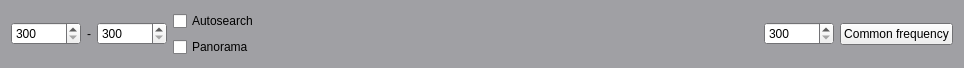
First picture: the form in src/ARM_R_viewCore/ControlPanel.ui, repository nevaeh82/arm_r, before the edit.
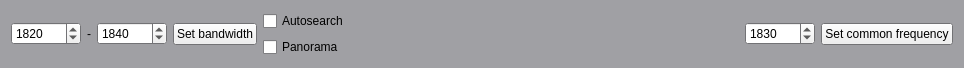
Second picture: the form after the edit.

Commit message: Implemented global frequency setting

```diff
--- a/src/ARM_R_viewCore/ControlPanel.ui
+++ b/src/ARM_R_viewCore/ControlPanel.ui
@@ -79,7 +79,7 @@
   </property>
   <layout class="QHBoxLayout" name="horizontalLayout">
    <item>
-    <widget class="QSpinBox" name="endFreqSB">
+    <widget class="QSpinBox" name="startFreqSB">
      <property name="minimumSize">
       <size>
        <width>70</width>
@@ -92,6 +92,9 @@
      <property name="maximum">
       <number>7000</number>
      </property>
+     <property name="value">
+      <number>1820</number>
+     </property>
     </widget>
    </item>
    <item>
@@ -102,7 +105,7 @@
     </widget>
    </item>
    <item>
-    <widget class="QSpinBox" name="startFreqSB">
+    <widget class="QSpinBox" name="endFreqSB">
      <property name="minimumSize">
       <size>
        <width>70</width>
@@ -114,6 +117,16 @@
      </property>
      <property name="maximum">
       <number>7000</number>
+     </property>
+     <property name="value">
+      <number>1840</number>
+     </property>
+    </widget>
+   </item>
+   <item>
+    <widget class="QPushButton" name="bandWidthPB">
+     <property name="text">
+      <string>Set bandwidth</string>
      </property>
     </widget>
    </item>
@@ -162,12 +175,15 @@
      <property name="maximum">
       <number>7000</number>
      </property>
+     <property name="value">
+      <number>1830</number>
+     </property>
     </widget>
    </item>
    <item>
     <widget class="QPushButton" name="commonFrequencyPB">
      <property name="text">
-      <string>Common frequency</string>
+      <string>Set common frequency</string>
      </property>
     </widget>
    </item>
```
The commit also changes 17 other files.
